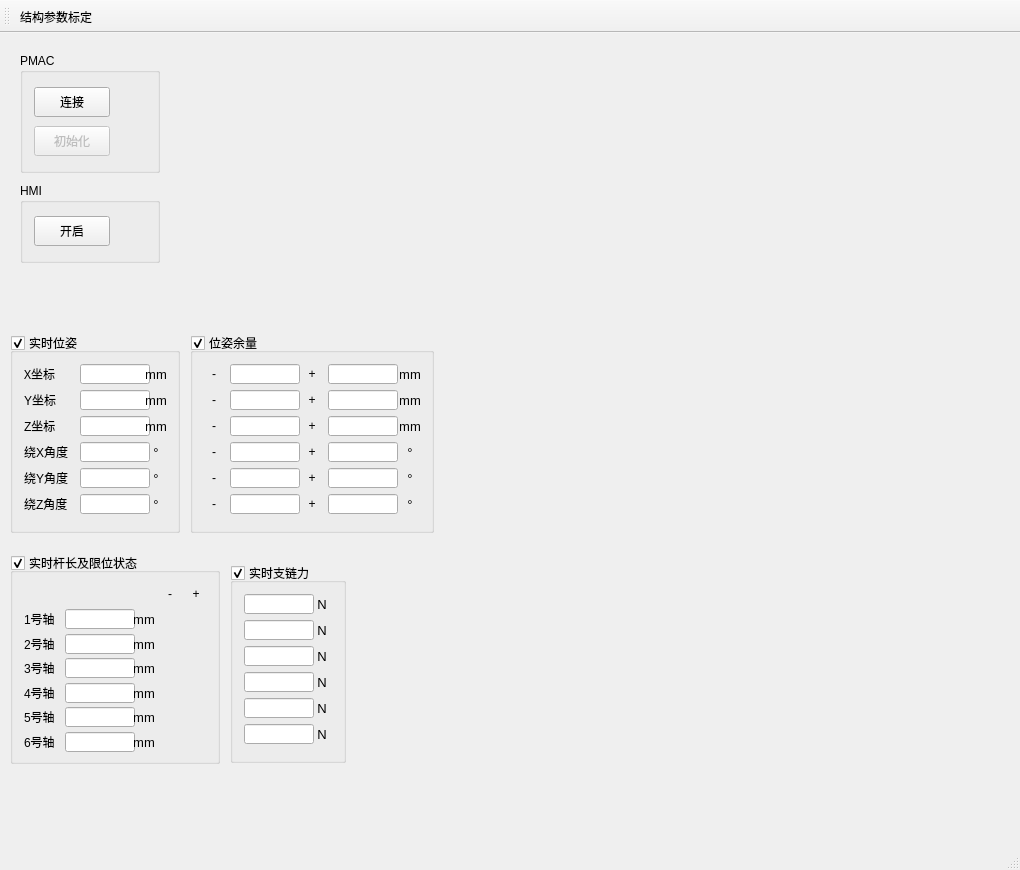
This is SixUpsUiAo/SixUpsUiAo.ui in Wao1996/SixUpsUiAo as Qt 5 draws it before an edit. The edited form follows.
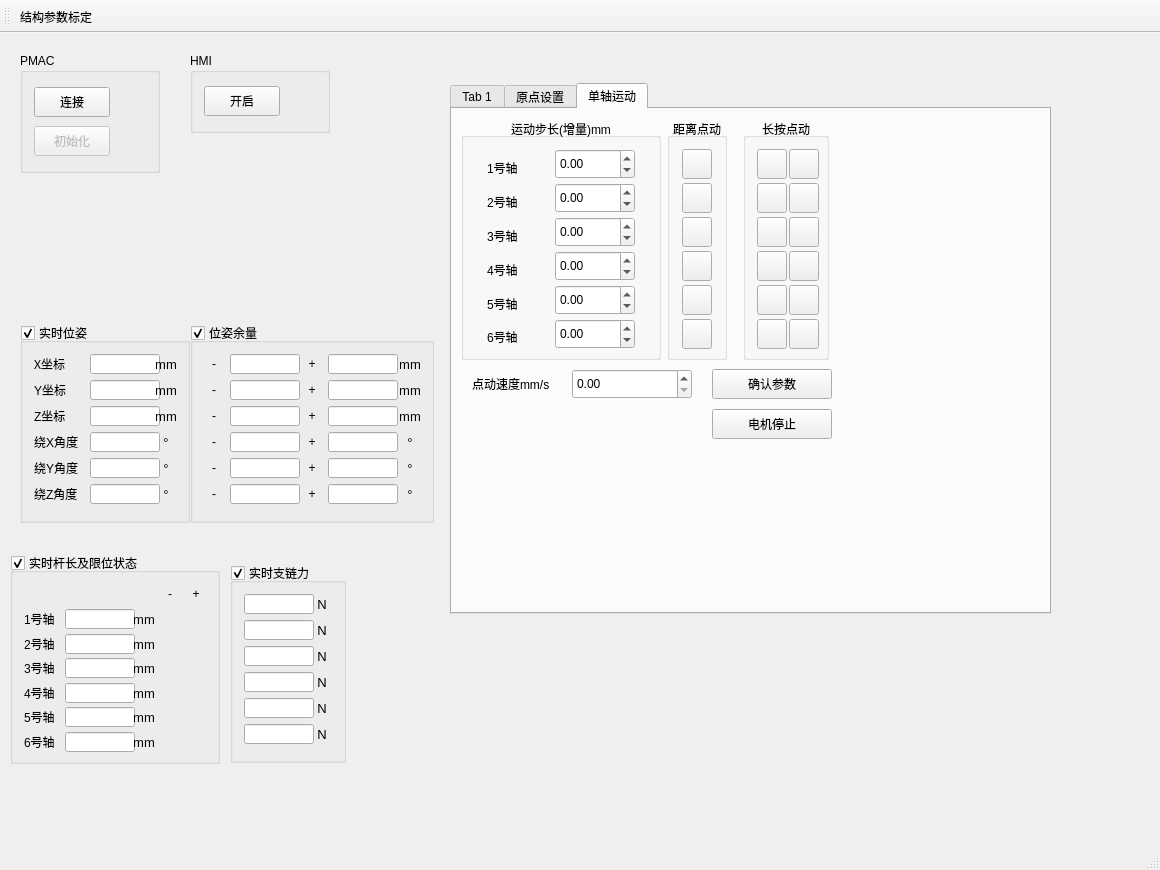
This is the edited form. Icons and pictures are not drawn.

Commit message: 增加了单轴运动控制模块

The edit to the form file:
```diff
--- a/SixUpsUiAo/SixUpsUiAo.ui
+++ b/SixUpsUiAo/SixUpsUiAo.ui
@@ -6,7 +6,7 @@
    <rect>
     <x>0</x>
     <y>0</y>
-    <width>1020</width>
+    <width>1160</width>
     <height>870</height>
    </rect>
   </property>
@@ -17,8 +17,8 @@
    <widget class="QGroupBox" name="HMI">
     <property name="geometry">
      <rect>
-      <x>20</x>
-      <y>150</y>
+      <x>190</x>
+      <y>20</y>
       <width>140</width>
       <height>80</height>
      </rect>
@@ -230,8 +230,8 @@
    <widget class="QGroupBox" name="realTimePose">
     <property name="geometry">
      <rect>
-      <x>10</x>
-      <y>300</y>
+      <x>20</x>
+      <y>290</y>
       <width>170</width>
       <height>200</height>
      </rect>
@@ -1548,7 +1548,7 @@
     <property name="geometry">
      <rect>
       <x>190</x>
-      <y>300</y>
+      <y>290</y>
       <width>244</width>
       <height>200</height>
      </rect>
@@ -2582,6 +2582,1022 @@
      </item>
     </layout>
    </widget>
+   <widget class="QTabWidget" name="tabWidget">
+    <property name="geometry">
+     <rect>
+      <x>450</x>
+      <y>50</y>
+      <width>601</width>
+      <height>531</height>
+     </rect>
+    </property>
+    <property name="currentIndex">
+     <number>2</number>
+    </property>
+    <widget class="QWidget" name="tab">
+     <attribute name="title">
+      <string>Tab 1</string>
+     </attribute>
+    </widget>
+    <widget class="QWidget" name="tab_3">
+     <attribute name="title">
+      <string>原点设置</string>
+     </attribute>
+    </widget>
+    <widget class="QWidget" name="singleJog">
+     <attribute name="title">
+      <string>单轴运动</string>
+     </attribute>
+     <widget class="QGroupBox" name="groupBox_13">
+      <property name="geometry">
+       <rect>
+        <x>9</x>
+        <y>9</y>
+        <width>200</width>
+        <height>242</height>
+       </rect>
+      </property>
+      <property name="minimumSize">
+       <size>
+        <width>200</width>
+        <height>0</height>
+       </size>
+      </property>
+      <property name="maximumSize">
+       <size>
+        <width>200</width>
+        <height>16777215</height>
+       </size>
+      </property>
+      <property name="title">
+       <string>运动步长(增量)mm</string>
+      </property>
+      <property name="alignment">
+       <set>Qt::AlignCenter</set>
+      </property>
+      <layout class="QGridLayout" name="gridLayout_7">
+       <item row="0" column="0">
+        <widget class="QLabel" name="label_25">
+         <property name="minimumSize">
+          <size>
+           <width>50</width>
+           <height>30</height>
+          </size>
+         </property>
+         <property name="maximumSize">
+          <size>
+           <width>50</width>
+           <height>20</height>
+          </size>
+         </property>
+         <property name="text">
+          <string>1号轴</string>
+         </property>
+        </widget>
+       </item>
+       <item row="0" column="1">
+        <widget class="QDoubleSpinBox" name="led_jogInc1">
+         <property name="minimumSize">
+          <size>
+           <width>80</width>
+           <height>30</height>
+          </size>
+         </property>
+         <property name="maximumSize">
+          <size>
+           <width>80</width>
+           <height>30</height>
+          </size>
+         </property>
+         <property name="minimum">
+          <double>-1000.000000000000000</double>
+         </property>
+         <property name="maximum">
+          <double>1000.000000000000000</double>
+         </property>
+        </widget>
+       </item>
+       <item row="1" column="0">
+        <widget class="QLabel" name="label_26">
+         <property name="minimumSize">
+          <size>
+           <width>50</width>
+           <height>30</height>
+          </size>
+         </property>
+         <property name="maximumSize">
+          <size>
+           <width>50</width>
+           <height>20</height>
+          </size>
+         </property>
+         <property name="text">
+          <string>2号轴</string>
+         </property>
+        </widget>
+       </item>
+       <item row="1" column="1">
+        <widget class="QDoubleSpinBox" name="led_jogInc2">
+         <property name="minimumSize">
+          <size>
+           <width>80</width>
+           <height>30</height>
+          </size>
+         </property>
+         <property name="maximumSize">
+          <size>
+           <width>80</width>
+           <height>30</height>
+          </size>
+         </property>
+         <property name="minimum">
+          <double>-1000.000000000000000</double>
+         </property>
+         <property name="maximum">
+          <double>1000.000000000000000</double>
+         </property>
+        </widget>
+       </item>
+       <item row="2" column="0">
+        <widget class="QLabel" name="label_27">
+         <property name="minimumSize">
+          <size>
+           <width>50</width>
+           <height>30</height>
+          </size>
+         </property>
+         <property name="maximumSize">
+          <size>
+           <width>50</width>
+           <height>20</height>
+          </size>
+         </property>
+         <property name="text">
+          <string>3号轴</string>
+         </property>
+        </widget>
+       </item>
+       <item row="2" column="1">
+        <widget class="QDoubleSpinBox" name="led_jogInc3">
+         <property name="minimumSize">
+          <size>
+           <width>80</width>
+           <height>30</height>
+          </size>
+         </property>
+         <property name="maximumSize">
+          <size>
+           <width>80</width>
+           <height>30</height>
+          </size>
+         </property>
+         <property name="minimum">
+          <double>-1000.000000000000000</double>
+         </property>
+         <property name="maximum">
+          <double>1000.000000000000000</double>
+         </property>
+        </widget>
+       </item>
+       <item row="3" column="0">
+        <widget class="QLabel" name="label_29">
+         <property name="minimumSize">
+          <size>
+           <width>50</width>
+           <height>30</height>
+          </size>
+         </property>
+         <property name="maximumSize">
+          <size>
+           <width>50</width>
+           <height>20</height>
+          </size>
+         </property>
+         <property name="text">
+          <string>4号轴</string>
+         </property>
+        </widget>
+       </item>
+       <item row="3" column="1">
+        <widget class="QDoubleSpinBox" name="led_jogInc4">
+         <property name="minimumSize">
+          <size>
+           <width>80</width>
+           <height>30</height>
+          </size>
+         </property>
+         <property name="maximumSize">
+          <size>
+           <width>80</width>
+           <height>30</height>
+          </size>
+         </property>
+         <property name="minimum">
+          <double>-1000.000000000000000</double>
+         </property>
+         <property name="maximum">
+          <double>1000.000000000000000</double>
+         </property>
+        </widget>
+       </item>
+       <item row="4" column="0">
+        <widget class="QLabel" name="label_30">
+         <property name="minimumSize">
+          <size>
+           <width>50</width>
+           <height>30</height>
+          </size>
+         </property>
+         <property name="maximumSize">
+          <size>
+           <width>50</width>
+           <height>20</height>
+          </size>
+         </property>
+         <property name="text">
+          <string>5号轴</string>
+         </property>
+        </widget>
+       </item>
+       <item row="4" column="1">
+        <widget class="QDoubleSpinBox" name="led_jogInc5">
+         <property name="minimumSize">
+          <size>
+           <width>80</width>
+           <height>30</height>
+          </size>
+         </property>
+         <property name="maximumSize">
+          <size>
+           <width>80</width>
+           <height>30</height>
+          </size>
+         </property>
+         <property name="minimum">
+          <double>-1000.000000000000000</double>
+         </property>
+         <property name="maximum">
+          <double>1000.000000000000000</double>
+         </property>
+        </widget>
+       </item>
+       <item row="5" column="0">
+        <widget class="QLabel" name="label_31">
+         <property name="minimumSize">
+          <size>
+           <width>50</width>
+           <height>30</height>
+          </size>
+         </property>
+         <property name="maximumSize">
+          <size>
+           <width>50</width>
+           <height>20</height>
+          </size>
+         </property>
+         <property name="text">
+          <string>6号轴</string>
+         </property>
+        </widget>
+       </item>
+       <item row="5" column="1">
+        <widget class="QDoubleSpinBox" name="led_jogInc6">
+         <property name="minimumSize">
+          <size>
+           <width>80</width>
+           <height>30</height>
+          </size>
+         </property>
+         <property name="maximumSize">
+          <size>
+           <width>80</width>
+           <height>30</height>
+          </size>
+         </property>
+         <property name="minimum">
+          <double>-1000.000000000000000</double>
+         </property>
+         <property name="maximum">
+          <double>1000.000000000000000</double>
+         </property>
+        </widget>
+       </item>
+      </layout>
+     </widget>
+     <widget class="QGroupBox" name="groupBox_9">
+      <property name="geometry">
+       <rect>
+        <x>291</x>
+        <y>9</y>
+        <width>86</width>
+        <height>242</height>
+       </rect>
+      </property>
+      <property name="minimumSize">
+       <size>
+        <width>60</width>
+        <height>0</height>
+       </size>
+      </property>
+      <property name="title">
+       <string>长按点动</string>
+      </property>
+      <property name="alignment">
+       <set>Qt::AlignCenter</set>
+      </property>
+      <layout class="QGridLayout" name="gridLayout_9">
+       <item row="0" column="0">
+        <widget class="QToolButton" name="prsJogNeg1">
+         <property name="minimumSize">
+          <size>
+           <width>30</width>
+           <height>30</height>
+          </size>
+         </property>
+         <property name="maximumSize">
+          <size>
+           <width>30</width>
+           <height>30</height>
+          </size>
+         </property>
+         <property name="text">
+          <string/>
+         </property>
+         <property name="icon">
+          <iconset resource="SixUpsUiAo.qrc">
+           <normaloff>:/SixUpsUiAo/icon/minus.png</normaloff>:/SixUpsUiAo/icon/minus.png</iconset>
+         </property>
+         <property name="iconSize">
+          <size>
+           <width>24</width>
+           <height>24</height>
+          </size>
+         </property>
+        </widget>
+       </item>
+       <item row="0" column="1">
+        <widget class="QToolButton" name="prsJogPos1">
+         <property name="sizePolicy">
+          <sizepolicy hsizetype="Expanding" vsizetype="Expanding">
+           <horstretch>0</horstretch>
+           <verstretch>0</verstretch>
+          </sizepolicy>
+         </property>
+         <property name="minimumSize">
+          <size>
+           <width>30</width>
+           <height>30</height>
+          </size>
+         </property>
+         <property name="maximumSize">
+          <size>
+           <width>30</width>
+           <height>30</height>
+          </size>
+         </property>
+         <property name="text">
+          <string/>
+         </property>
+         <property name="icon">
+          <iconset resource="SixUpsUiAo.qrc">
+           <normaloff>:/SixUpsUiAo/icon/plus.png</normaloff>:/SixUpsUiAo/icon/plus.png</iconset>
+         </property>
+         <property name="iconSize">
+          <size>
+           <width>24</width>
+           <height>24</height>
+          </size>
+         </property>
+        </widget>
+       </item>
+       <item row="1" column="0">
+        <widget class="QToolButton" name="prsJogNeg2">
+         <property name="minimumSize">
+          <size>
+           <width>30</width>
+           <height>30</height>
+          </size>
+         </property>
+         <property name="maximumSize">
+          <size>
+           <width>30</width>
+           <height>30</height>
+          </size>
+         </property>
+         <property name="text">
+          <string/>
+         </property>
+         <property name="icon">
+          <iconset resource="SixUpsUiAo.qrc">
+           <normaloff>:/SixUpsUiAo/icon/minus.png</normaloff>:/SixUpsUiAo/icon/minus.png</iconset>
+         </property>
+         <property name="iconSize">
+          <size>
+           <width>24</width>
+           <height>24</height>
+          </size>
+         </property>
+        </widget>
+       </item>
+       <item row="1" column="1">
+        <widget class="QToolButton" name="prsJogPos2">
+         <property name="sizePolicy">
+          <sizepolicy hsizetype="Expanding" vsizetype="Expanding">
+           <horstretch>0</horstretch>
+           <verstretch>0</verstretch>
+          </sizepolicy>
+         </property>
+         <property name="minimumSize">
+          <size>
+           <width>30</width>
+           <height>30</height>
+          </size>
+         </property>
+         <property name="maximumSize">
+          <size>
+           <width>30</width>
+           <height>30</height>
+          </size>
+         </property>
+         <property name="text">
+          <string/>
+         </property>
+         <property name="icon">
+          <iconset resource="SixUpsUiAo.qrc">
+           <normaloff>:/SixUpsUiAo/icon/plus.png</normaloff>:/SixUpsUiAo/icon/plus.png</iconset>
+         </property>
+         <property name="iconSize">
+          <size>
+           <width>24</width>
+           <height>24</height>
+          </size>
+         </property>
+        </widget>
+       </item>
+       <item row="2" column="0">
+        <widget class="QToolButton" name="prsJogNeg3">
+         <property name="minimumSize">
+          <size>
+           <width>30</width>
+           <height>30</height>
+          </size>
+         </property>
+         <property name="maximumSize">
+          <size>
+           <width>30</width>
+           <height>30</height>
+          </size>
+         </property>
+         <property name="text">
+          <string/>
+         </property>
+         <property name="icon">
+          <iconset resource="SixUpsUiAo.qrc">
+           <normaloff>:/SixUpsUiAo/icon/minus.png</normaloff>:/SixUpsUiAo/icon/minus.png</iconset>
+         </property>
+         <property name="iconSize">
+          <size>
+           <width>24</width>
+           <height>24</height>
+          </size>
+         </property>
+        </widget>
+       </item>
+       <item row="2" column="1">
+        <widget class="QToolButton" name="prsJogPos3">
+         <property name="sizePolicy">
+          <sizepolicy hsizetype="Expanding" vsizetype="Expanding">
+           <horstretch>0</horstretch>
+           <verstretch>0</verstretch>
+          </sizepolicy>
+         </property>
+         <property name="minimumSize">
+          <size>
+           <width>30</width>
+           <height>30</height>
+          </size>
+         </property>
+         <property name="maximumSize">
+          <size>
+           <width>30</width>
+           <height>30</height>
+          </size>
+         </property>
+         <property name="text">
+          <string/>
+         </property>
+         <property name="icon">
+          <iconset resource="SixUpsUiAo.qrc">
+           <normaloff>:/SixUpsUiAo/icon/plus.png</normaloff>:/SixUpsUiAo/icon/plus.png</iconset>
+         </property>
+         <property name="iconSize">
+          <size>
+           <width>24</width>
+           <height>24</height>
+          </size>
+         </property>
+        </widget>
+       </item>
+       <item row="3" column="0">
+        <widget class="QToolButton" name="prsJogNeg4">
+         <property name="minimumSize">
+          <size>
+           <width>30</width>
+           <height>30</height>
+          </size>
+         </property>
+         <property name="maximumSize">
+          <size>
+           <width>30</width>
+           <height>30</height>
+          </size>
+         </property>
+         <property name="text">
+          <string/>
+         </property>
+         <property name="icon">
+          <iconset resource="SixUpsUiAo.qrc">
+           <normaloff>:/SixUpsUiAo/icon/minus.png</normaloff>:/SixUpsUiAo/icon/minus.png</iconset>
+         </property>
+         <property name="iconSize">
+          <size>
+           <width>24</width>
+           <height>24</height>
+          </size>
+         </property>
+        </widget>
+       </item>
+       <item row="3" column="1">
+        <widget class="QToolButton" name="prsJogPos4">
+         <property name="sizePolicy">
+          <sizepolicy hsizetype="Expanding" vsizetype="Expanding">
+           <horstretch>0</horstretch>
+           <verstretch>0</verstretch>
+          </sizepolicy>
+         </property>
+         <property name="minimumSize">
+          <size>
+           <width>30</width>
+           <height>30</height>
+          </size>
+         </property>
+         <property name="maximumSize">
+          <size>
+           <width>30</width>
+           <height>30</height>
+          </size>
+         </property>
+         <property name="text">
+          <string/>
+         </property>
+         <property name="icon">
+          <iconset resource="SixUpsUiAo.qrc">
+           <normaloff>:/SixUpsUiAo/icon/plus.png</normaloff>:/SixUpsUiAo/icon/plus.png</iconset>
+         </property>
+         <property name="iconSize">
+          <size>
+           <width>24</width>
+           <height>24</height>
+          </size>
+         </property>
+        </widget>
+       </item>
+       <item row="4" column="0">
+        <widget class="QToolButton" name="prsJogNeg5">
+         <property name="minimumSize">
+          <size>
+           <width>30</width>
+           <height>30</height>
+          </size>
+         </property>
+         <property name="maximumSize">
+          <size>
+           <width>30</width>
+           <height>30</height>
+          </size>
+         </property>
+         <property name="text">
+          <string/>
+         </property>
+         <property name="icon">
+          <iconset resource="SixUpsUiAo.qrc">
+           <normaloff>:/SixUpsUiAo/icon/minus.png</normaloff>:/SixUpsUiAo/icon/minus.png</iconset>
+         </property>
+         <property name="iconSize">
+          <size>
+           <width>24</width>
+           <height>24</height>
+          </size>
+         </property>
+        </widget>
+       </item>
+       <item row="4" column="1">
+        <widget class="QToolButton" name="prsJogPos5">
+         <property name="sizePolicy">
+          <sizepolicy hsizetype="Expanding" vsizetype="Expanding">
+           <horstretch>0</horstretch>
+           <verstretch>0</verstretch>
+          </sizepolicy>
+         </property>
+         <property name="minimumSize">
+          <size>
+           <width>30</width>
+           <height>30</height>
+          </size>
+         </property>
+         <property name="maximumSize">
+          <size>
+           <width>30</width>
+           <height>30</height>
+          </size>
+         </property>
+         <property name="text">
+          <string/>
+         </property>
+         <property name="icon">
+          <iconset resource="SixUpsUiAo.qrc">
+           <normaloff>:/SixUpsUiAo/icon/plus.png</normaloff>:/SixUpsUiAo/icon/plus.png</iconset>
+         </property>
+         <property name="iconSize">
+          <size>
+           <width>24</width>
+           <height>24</height>
+          </size>
+         </property>
+        </widget>
+       </item>
+       <item row="5" column="0">
+        <widget class="QToolButton" name="prsJogNeg6">
+         <property name="minimumSize">
+          <size>
+           <width>30</width>
+           <height>30</height>
+          </size>
+         </property>
+         <property name="maximumSize">
+          <size>
+           <width>30</width>
+           <height>30</height>
+          </size>
+         </property>
+         <property name="text">
+          <string/>
+         </property>
+         <property name="icon">
+          <iconset resource="SixUpsUiAo.qrc">
+           <normaloff>:/SixUpsUiAo/icon/minus.png</normaloff>:/SixUpsUiAo/icon/minus.png</iconset>
+         </property>
+         <property name="iconSize">
+          <size>
+           <width>24</width>
+           <height>24</height>
+          </size>
+         </property>
+        </widget>
+       </item>
+       <item row="5" column="1">
+        <widget class="QToolButton" name="prsJogPos6">
+         <property name="sizePolicy">
+          <sizepolicy hsizetype="Expanding" vsizetype="Expanding">
+           <horstretch>0</horstretch>
+           <verstretch>0</verstretch>
+          </sizepolicy>
+         </property>
+         <property name="minimumSize">
+          <size>
+           <width>30</width>
+           <height>30</height>
+          </size>
+         </property>
+         <property name="maximumSize">
+          <size>
+           <width>30</width>
+           <height>30</height>
+          </size>
+         </property>
+         <property name="text">
+          <string/>
+         </property>
+         <property name="icon">
+          <iconset resource="SixUpsUiAo.qrc">
+           <normaloff>:/SixUpsUiAo/icon/plus.png</normaloff>:/SixUpsUiAo/icon/plus.png</iconset>
+         </property>
+         <property name="iconSize">
+          <size>
+           <width>24</width>
+           <height>24</height>
+          </size>
+         </property>
+        </widget>
+       </item>
+      </layout>
+     </widget>
+     <widget class="QGroupBox" name="groupBox_10">
+      <property name="geometry">
+       <rect>
+        <x>215</x>
+        <y>9</y>
+        <width>60</width>
+        <height>242</height>
+       </rect>
+      </property>
+      <property name="minimumSize">
+       <size>
+        <width>60</width>
+        <height>0</height>
+       </size>
+      </property>
+      <property name="title">
+       <string>距离点动</string>
+      </property>
+      <property name="alignment">
+       <set>Qt::AlignCenter</set>
+      </property>
+      <layout class="QGridLayout" name="gridLayout_8">
+       <item row="0" column="0">
+        <widget class="QToolButton" name="dipJog1">
+         <property name="minimumSize">
+          <size>
+           <width>30</width>
+           <height>30</height>
+          </size>
+         </property>
+         <property name="maximumSize">
+          <size>
+           <width>30</width>
+           <height>30</height>
+          </size>
+         </property>
+         <property name="text">
+          <string/>
+         </property>
+         <property name="icon">
+          <iconset resource="SixUpsUiAo.qrc">
+           <normaloff>:/SixUpsUiAo/icon/move.png</normaloff>:/SixUpsUiAo/icon/move.png</iconset>
+         </property>
+         <property name="iconSize">
+          <size>
+           <width>24</width>
+           <height>24</height>
+          </size>
+         </property>
+        </widget>
+       </item>
+       <item row="1" column="0">
+        <widget class="QToolButton" name="dipJog2">
+         <property name="minimumSize">
+          <size>
+           <width>30</width>
+           <height>30</height>
+          </size>
+         </property>
+         <property name="maximumSize">
+          <size>
+           <width>30</width>
+           <height>30</height>
+          </size>
+         </property>
+         <property name="text">
+          <string/>
+         </property>
+         <property name="icon">
+          <iconset resource="SixUpsUiAo.qrc">
+           <normaloff>:/SixUpsUiAo/icon/move.png</normaloff>:/SixUpsUiAo/icon/move.png</iconset>
+         </property>
+         <property name="iconSize">
+          <size>
+           <width>24</width>
+           <height>24</height>
+          </size>
+         </property>
+        </widget>
+       </item>
+       <item row="2" column="0">
+        <widget class="QToolButton" name="dipJog3">
+         <property name="minimumSize">
+          <size>
+           <width>30</width>
+           <height>30</height>
+          </size>
+         </property>
+         <property name="maximumSize">
+          <size>
+           <width>30</width>
+           <height>30</height>
+          </size>
+         </property>
+         <property name="text">
+          <string/>
+         </property>
+         <property name="icon">
+          <iconset resource="SixUpsUiAo.qrc">
+           <normaloff>:/SixUpsUiAo/icon/move.png</normaloff>:/SixUpsUiAo/icon/move.png</iconset>
+         </property>
+         <property name="iconSize">
+          <size>
+           <width>24</width>
+           <height>24</height>
+          </size>
+         </property>
+        </widget>
+       </item>
+       <item row="3" column="0">
+        <widget class="QToolButton" name="dipJog4">
+         <property name="minimumSize">
+          <size>
+           <width>30</width>
+           <height>30</height>
+          </size>
+         </property>
+         <property name="maximumSize">
+          <size>
+           <width>30</width>
+           <height>30</height>
+          </size>
+         </property>
+         <property name="text">
+          <string/>
+         </property>
+         <property name="icon">
+          <iconset resource="SixUpsUiAo.qrc">
+           <normaloff>:/SixUpsUiAo/icon/move.png</normaloff>:/SixUpsUiAo/icon/move.png</iconset>
+         </property>
+         <property name="iconSize">
+          <size>
+           <width>24</width>
+           <height>24</height>
+          </size>
+         </property>
+        </widget>
+       </item>
+       <item row="4" column="0">
+        <widget class="QToolButton" name="dipJog5">
+         <property name="minimumSize">
+          <size>
+           <width>30</width>
+           <height>30</height>
+          </size>
+         </property>
+         <property name="maximumSize">
+          <size>
+           <width>30</width>
+           <height>30</height>
+          </size>
+         </property>
+         <property name="text">
+          <string/>
+         </property>
+         <property name="icon">
+          <iconset resource="SixUpsUiAo.qrc">
+           <normaloff>:/SixUpsUiAo/icon/move.png</normaloff>:/SixUpsUiAo/icon/move.png</iconset>
+         </property>
+         <property name="iconSize">
+          <size>
+           <width>24</width>
+           <height>24</height>
+          </size>
+         </property>
+        </widget>
+       </item>
+       <item row="5" column="0">
+        <widget class="QToolButton" name="dipJog6">
+         <property name="minimumSize">
+          <size>
+           <width>30</width>
+           <height>30</height>
+          </size>
+         </property>
+         <property name="maximumSize">
+          <size>
+           <width>30</width>
+           <height>30</height>
+          </size>
+         </property>
+         <property name="text">
+          <string/>
+         </property>
+         <property name="icon">
+          <iconset resource="SixUpsUiAo.qrc">
+           <normaloff>:/SixUpsUiAo/icon/move.png</normaloff>:/SixUpsUiAo/icon/move.png</iconset>
+         </property>
+         <property name="iconSize">
+          <size>
+           <width>24</width>
+           <height>24</height>
+          </size>
+         </property>
+        </widget>
+       </item>
+      </layout>
+     </widget>
+     <widget class="QLabel" name="label_28">
+      <property name="geometry">
+       <rect>
+        <x>20</x>
+        <y>260</y>
+        <width>100</width>
+        <height>30</height>
+       </rect>
+      </property>
+      <property name="minimumSize">
+       <size>
+        <width>100</width>
+        <height>30</height>
+       </size>
+      </property>
+      <property name="maximumSize">
+       <size>
+        <width>100</width>
+        <height>30</height>
+       </size>
+      </property>
+      <property name="text">
+       <string>点动速度mm/s</string>
+      </property>
+     </widget>
+     <widget class="QDoubleSpinBox" name="led_jogSpeed">
+      <property name="geometry">
+       <rect>
+        <x>120</x>
+        <y>260</y>
+        <width>120</width>
+        <height>30</height>
+       </rect>
+      </property>
+      <property name="minimumSize">
+       <size>
+        <width>120</width>
+        <height>30</height>
+       </size>
+      </property>
+      <property name="maximumSize">
+       <size>
+        <width>120</width>
+        <height>30</height>
+       </size>
+      </property>
+      <property name="minimum">
+       <double>0.000000000000000</double>
+      </property>
+      <property name="maximum">
+       <double>5.000000000000000</double>
+      </property>
+      <property name="singleStep">
+       <double>0.100000000000000</double>
+      </property>
+     </widget>
+     <widget class="QPushButton" name="confirmSingleParaBtn">
+      <property name="geometry">
+       <rect>
+        <x>260</x>
+        <y>260</y>
+        <width>120</width>
+        <height>30</height>
+       </rect>
+      </property>
+      <property name="minimumSize">
+       <size>
+        <width>120</width>
+        <height>30</height>
+       </size>
+      </property>
+      <property name="maximumSize">
+       <size>
+        <width>100</width>
+        <height>30</height>
+       </size>
+      </property>
+      <property name="text">
+       <string>确认参数</string>
+      </property>
+     </widget>
+     <widget class="QPushButton" name="jogStopBtn">
+      <property name="geometry">
+       <rect>
+        <x>260</x>
+        <y>300</y>
+        <width>120</width>
+        <height>30</height>
+       </rect>
+      </property>
+      <property name="minimumSize">
+       <size>
+        <width>120</width>
+        <height>30</height>
+       </size>
+      </property>
+      <property name="maximumSize">
+       <size>
+        <width>100</width>
+        <height>30</height>
+       </size>
+      </property>
+      <property name="text">
+       <string>电机停止</string>
+      </property>
+     </widget>
+    </widget>
+   </widget>
    <zorder>realTimeLengths</zorder>
    <zorder>HMI</zorder>
    <zorder>PMAC</zorder>
```
Left out of the diff: 5 changed lines with no effect on the pictures. The commit also changes 6 other files.
